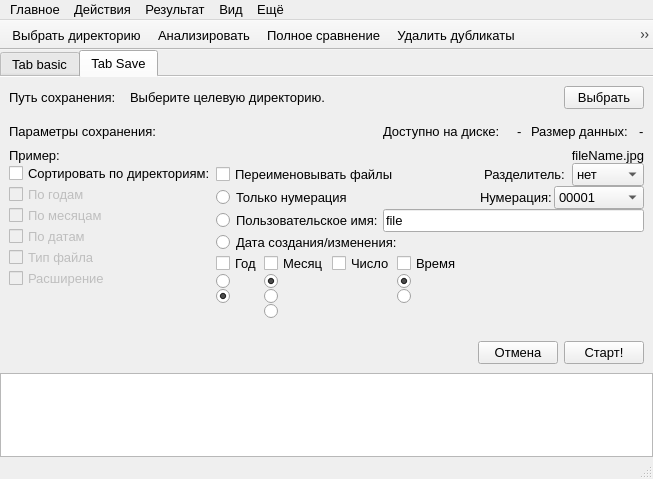
shurk4/Diplicate-cleaner, file mainwindow.ui: the form before one commit.
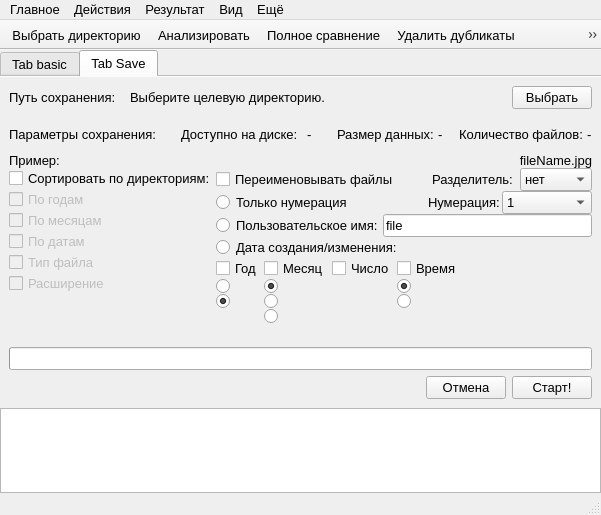
The form after the commit.

```diff
--- a/mainwindow.ui
+++ b/mainwindow.ui
@@ -6,8 +6,8 @@
    <rect>
     <x>0</x>
     <y>0</y>
-    <width>653</width>
-    <height>479</height>
+    <width>601</width>
+    <height>515</height>
    </rect>
   </property>
   <property name="font">
@@ -913,7 +913,7 @@
                 <item>
                  <widget class="QLabel" name="label_26">
                   <property name="text">
-                   <string>Доступно на диске:   </string>
+                   <string>Доступно на диске: </string>
                   </property>
                  </widget>
                 </item>
@@ -924,13 +924,26 @@
                   </property>
                  </widget>
                 </item>
+                <item>
+                 <spacer name="horizontalSpacer_8">
+                  <property name="orientation">
+                   <enum>Qt::Horizontal</enum>
+                  </property>
+                  <property name="sizeHint" stdset="0">
+                   <size>
+                    <width>40</width>
+                    <height>20</height>
+                   </size>
+                  </property>
+                 </spacer>
+                </item>
                </layout>
               </widget>
              </item>
              <item>
               <widget class="QLabel" name="label_22">
                <property name="text">
-                <string>Размер данных:   </string>
+                <string>Размер данных: </string>
                </property>
               </widget>
              </item>
@@ -941,6 +954,33 @@
                </property>
               </widget>
              </item>
+             <item>
+              <spacer name="horizontalSpacer_7">
+               <property name="orientation">
+                <enum>Qt::Horizontal</enum>
+               </property>
+               <property name="sizeHint" stdset="0">
+                <size>
+                 <width>40</width>
+                 <height>20</height>
+                </size>
+               </property>
+              </spacer>
+             </item>
+             <item>
+              <widget class="QLabel" name="label_27">
+               <property name="text">
+                <string>Количество файлов: </string>
+               </property>
+              </widget>
+             </item>
+             <item>
+              <widget class="QLabel" name="labelSaveFilesNum">
+               <property name="text">
+                <string>-</string>
+               </property>
+              </widget>
+             </item>
             </layout>
            </item>
            <item>
@@ -1256,26 +1296,6 @@
                       <height>0</height>
                      </size>
                     </property>
-                    <item>
-                     <property name="text">
-                      <string>00001</string>
-                     </property>
-                    </item>
-                    <item>
-                     <property name="text">
-                      <string>0001</string>
-                     </property>
-                    </item>
-                    <item>
-                     <property name="text">
-                      <string>001</string>
-                     </property>
-                    </item>
-                    <item>
-                     <property name="text">
-                      <string>01</string>
-                     </property>
-                    </item>
                     <item>
                      <property name="text">
                       <string>1</string>
@@ -1625,6 +1645,16 @@
           </layout>
          </widget>
         </item>
+        <item>
+         <widget class="QProgressBar" name="progressBar">
+          <property name="value">
+           <number>0</number>
+          </property>
+          <property name="textVisible">
+           <bool>false</bool>
+          </property>
+         </widget>
+        </item>
         <item>
          <spacer name="verticalSpacer">
           <property name="enabled">
@@ -1705,7 +1735,7 @@
     <rect>
      <x>0</x>
      <y>0</y>
-     <width>653</width>
+     <width>601</width>
      <height>23</height>
     </rect>
    </property>
```
Left out of the diff: 30 changed lines with no effect on the pictures.
